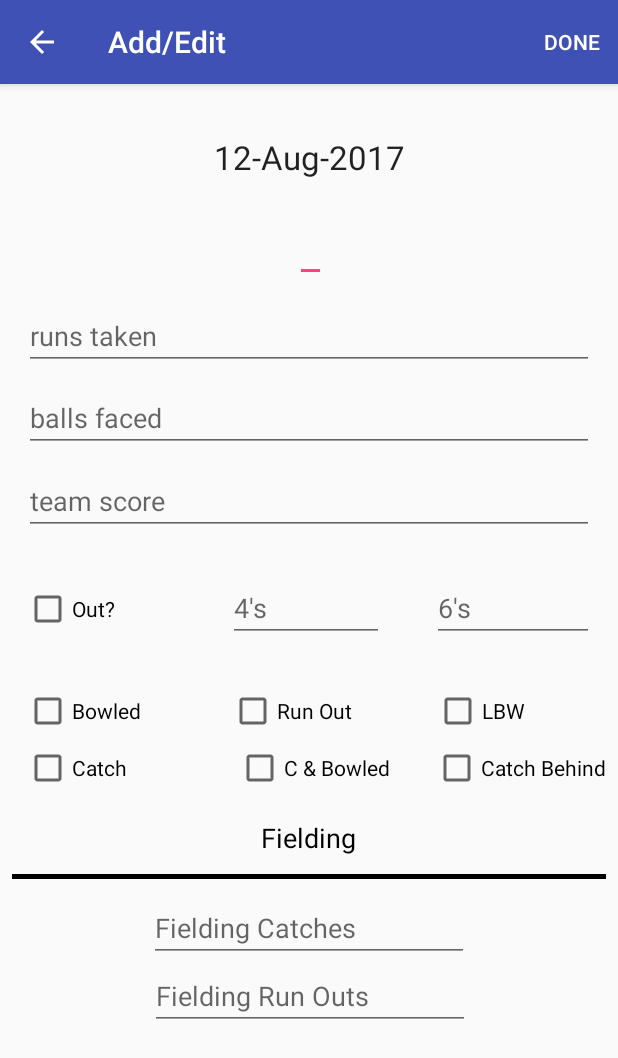
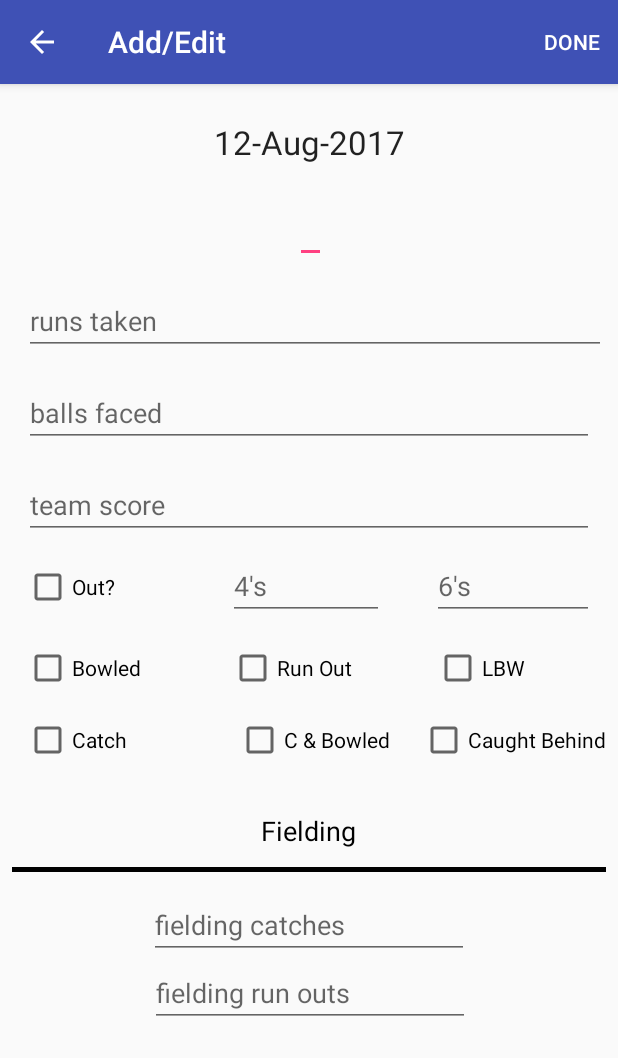
Before and after one commit to premsrj/cricket-stats, an Android app: the AddEditActivity screen opened directly, with no data from a screen before it, on a phone screen of 412 x 824 dp. Shown: the top 1058 px of the screen. Run offline under Robolectric (Android 15) with nearby library versions, the light colour scheme and no system bars.

Commit message:
Corrected constraints in add edit activity view

```diff
--- a/app/src/main/res/layout/activity_add_edit.xml
+++ b/app/src/main/res/layout/activity_add_edit.xml
@@ -16,15 +16,15 @@
             android:layout_width="0dp"
             android:layout_height="wrap_content"
             android:layout_marginLeft="16dp"
-            android:layout_marginRight="16dp"
-            android:layout_marginTop="145dp"
+            android:layout_marginRight="8dp"
+            android:layout_marginTop="16dp"
             android:ems="10"
             android:hint="runs taken"
             android:inputType="number"
             app:layout_constraintHorizontal_bias="0.0"
             app:layout_constraintLeft_toLeftOf="parent"
             app:layout_constraintRight_toRightOf="parent"
-            app:layout_constraintTop_toTopOf="parent" />
+            app:layout_constraintTop_toBottomOf="@+id/autoCompleteTextView" />
 
         <EditText
             android:id="@+id/editText6"
@@ -32,14 +32,14 @@
             android:layout_height="wrap_content"
             android:layout_marginLeft="16dp"
             android:layout_marginRight="16dp"
-            android:layout_marginTop="200dp"
+            android:layout_marginTop="16dp"
             android:ems="10"
             android:hint="balls faced"
             android:inputType="number"
             app:layout_constraintHorizontal_bias="0.0"
             app:layout_constraintLeft_toLeftOf="parent"
             app:layout_constraintRight_toRightOf="parent"
-            app:layout_constraintTop_toTopOf="parent" />
+            app:layout_constraintTop_toBottomOf="@+id/editText5" />
 
         <EditText
             android:id="@+id/editText7"
@@ -47,14 +47,14 @@
             android:layout_height="wrap_content"
             android:layout_marginLeft="16dp"
             android:layout_marginRight="16dp"
-            android:layout_marginTop="255dp"
+            android:layout_marginTop="16dp"
             android:ems="10"
             android:hint="team score"
             android:inputType="number"
             app:layout_constraintHorizontal_bias="0.0"
             app:layout_constraintLeft_toLeftOf="parent"
             app:layout_constraintRight_toRightOf="parent"
-            app:layout_constraintTop_toTopOf="parent" />
+            app:layout_constraintTop_toBottomOf="@+id/editText6" />
 
         <CheckBox
             android:id="@+id/checkBox2"
@@ -62,12 +62,12 @@
             android:layout_height="wrap_content"
             android:layout_marginLeft="16dp"
             android:layout_marginRight="8dp"
-            android:layout_marginTop="334dp"
+            android:layout_marginTop="16dp"
             android:text="Out?"
             app:layout_constraintHorizontal_bias="0.0"
             app:layout_constraintLeft_toLeftOf="parent"
             app:layout_constraintRight_toLeftOf="@+id/guideline"
-            app:layout_constraintTop_toTopOf="parent" />
+            app:layout_constraintTop_toBottomOf="@+id/editText7" />
 
         <android.support.constraint.Guideline
             android:id="@+id/guideline"
@@ -157,12 +157,12 @@
             android:layout_height="wrap_content"
             android:layout_marginLeft="16dp"
             android:layout_marginRight="8dp"
-            android:layout_marginTop="402dp"
+            android:layout_marginTop="16dp"
             android:text="Bowled"
             app:layout_constraintHorizontal_bias="0.0"
             app:layout_constraintLeft_toLeftOf="parent"
             app:layout_constraintRight_toLeftOf="@+id/guideline"
-            app:layout_constraintTop_toTopOf="parent" />
+            app:layout_constraintTop_toBottomOf="@+id/editText11" />
 
         <CheckBox
             android:id="@+id/checkBox12"
@@ -170,12 +170,12 @@
             android:layout_height="wrap_content"
             android:layout_marginLeft="16dp"
             android:layout_marginRight="8dp"
-            android:layout_marginTop="440dp"
+            android:layout_marginTop="16dp"
             android:text="Catch"
             app:layout_constraintHorizontal_bias="0.0"
             app:layout_constraintLeft_toLeftOf="parent"
             app:layout_constraintRight_toLeftOf="@+id/guideline"
-            app:layout_constraintTop_toTopOf="parent" />
+            app:layout_constraintTop_toBottomOf="@+id/checkBox5" />
 
         <CheckBox
             android:id="@+id/checkBox13"
@@ -201,7 +201,7 @@
             android:layout_marginLeft="8dp"
             android:layout_marginRight="8dp"
             android:layout_marginTop="0dp"
-            android:text="Catch Behind"
+            android:text="Caught Behind"
             app:layout_constraintBottom_toBottomOf="@+id/checkBox12"
             app:layout_constraintHorizontal_bias="1.0"
             app:layout_constraintLeft_toLeftOf="@+id/guideline2"
@@ -215,16 +215,17 @@
             android:layout_height="wrap_content"
             android:layout_marginLeft="8dp"
             android:layout_marginRight="8dp"
-            android:layout_marginTop="490dp"
+            android:layout_marginTop="32dp"
             android:text="Fielding"
             android:textAppearance="@android:style/TextAppearance.Material.Medium"
             android:textColor="@android:color/background_dark"
             app:layout_constraintHorizontal_bias="0.53"
             app:layout_constraintLeft_toLeftOf="@+id/guideline"
             app:layout_constraintRight_toLeftOf="@+id/guideline2"
-            app:layout_constraintTop_toTopOf="parent" />
+            app:layout_constraintTop_toBottomOf="@+id/checkBox13" />
 
         <View
+            android:id="@+id/margin_view"
             android:layout_width="0dp"
             android:layout_height="3dp"
             android:layout_marginLeft="8dp"
@@ -242,7 +243,7 @@
             android:layout_height="wrap_content"
             android:layout_marginLeft="8dp"
             android:layout_marginRight="8dp"
-            android:layout_marginTop="34dp"
+            android:layout_marginTop="24dp"
             android:text="12-Aug-2017"
             android:textAppearance="@android:style/TextAppearance.Material.Large"
             app:layout_constraintLeft_toLeftOf="parent"
@@ -255,13 +256,13 @@
             android:layout_height="wrap_content"
             android:layout_marginLeft="8dp"
             android:layout_marginRight="8dp"
-            android:layout_marginTop="82dp"
+            android:layout_marginTop="16dp"
             android:completionHint="Team"
             android:textAppearance="@android:style/TextAppearance.Material.Large"
             app:layout_constraintHorizontal_bias="0.502"
             app:layout_constraintLeft_toLeftOf="parent"
             app:layout_constraintRight_toRightOf="parent"
-            app:layout_constraintTop_toTopOf="parent"
+            app:layout_constraintTop_toBottomOf="@+id/textView7"
             tools:text="Opposing Team" />
 
         <EditText
@@ -270,14 +271,14 @@
             android:layout_height="wrap_content"
             android:layout_marginLeft="8dp"
             android:layout_marginRight="8dp"
-            android:layout_marginTop="585dp"
+            android:layout_marginTop="0dp"
             android:ems="10"
-            android:hint="Fielding Run Outs"
+            android:hint="fielding run outs"
             android:inputType="number"
             app:layout_constraintHorizontal_bias="0.503"
             app:layout_constraintLeft_toLeftOf="parent"
             app:layout_constraintRight_toRightOf="parent"
-            app:layout_constraintTop_toTopOf="parent" />
+            app:layout_constraintTop_toBottomOf="@+id/editText14" />
 
         <EditText
             android:id="@+id/editText14"
@@ -285,13 +286,13 @@
             android:layout_height="wrap_content"
             android:layout_marginLeft="8dp"
             android:layout_marginRight="8dp"
-            android:layout_marginTop="540dp"
+            android:layout_marginTop="16dp"
             android:ems="10"
-            android:hint="Fielding Catches"
+            android:hint="fielding catches"
             android:inputType="number"
             app:layout_constraintLeft_toLeftOf="parent"
             app:layout_constraintRight_toRightOf="parent"
-            app:layout_constraintTop_toTopOf="parent" />
+            app:layout_constraintTop_toTopOf="@id/margin_view" />
 
     </android.support.constraint.ConstraintLayout>
 </ScrollView>
```
